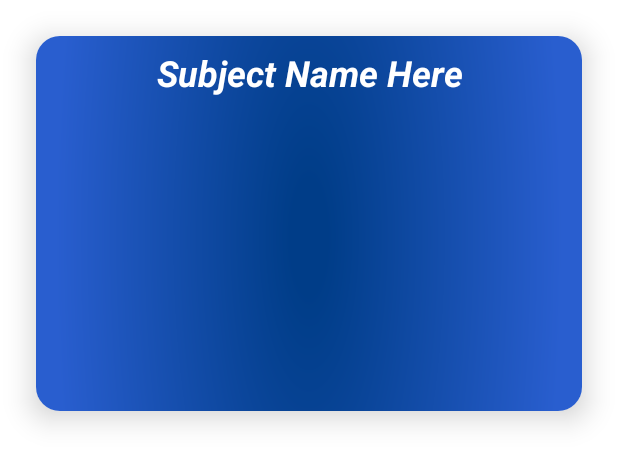
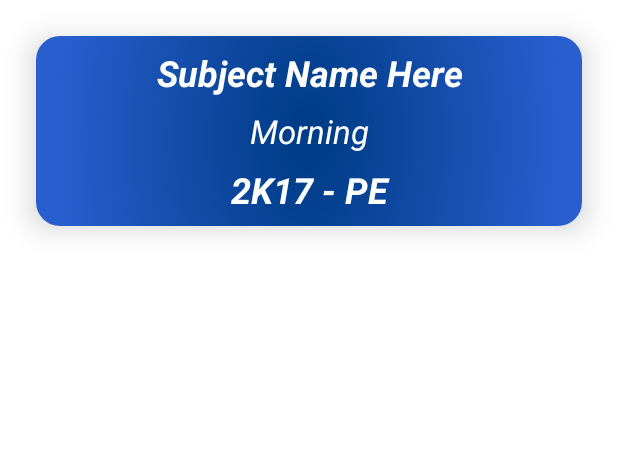
Before and after one commit to SagheerHussainZardari/VirtualClassRoom, an Android app: the layout layout_recycler_teacherclasses.xml on its own in the app's theme, with its tools: preview values and no code run, on a phone screen of 412 x 824 dp. Shown: the top 464 px of the screen. Run offline under Robolectric (Android 15) with nearby library versions, the phone set to English and light mode, and no system bars.

Commit message:
Database Backup 1.0 getting classes list for teacher

```diff
--- a/app/src/main/java/com/sagheerhussainzardari/virtualclassroom/TeacherFiles/Adapters/ClassesTaughtByThisTeacherAdapter.kt
+++ b/app/src/main/java/com/sagheerhussainzardari/virtualclassroom/TeacherFiles/Adapters/ClassesTaughtByThisTeacherAdapter.kt
@@ -29,6 +29,9 @@ public class ClassesTaughtByThisTeacherAdapter(
 
     override fun onBindViewHolder(holder: MyViewHolder, position: Int) {
         holder.view.tv_subjectNameTeacherClasses.text = list[position].subjectName
+        holder.view.tv_subjectTimeTeacherClasses.text = list[position].subjectTime
+        holder.view.tv_subjectBatchGroupTeacherClasses.text =
+            list[position].subjectBatch + " - " + list[position].subjectGroup
     }
 
 }
--- a/app/src/main/res/layout/fragment_teacher_home.xml
+++ b/app/src/main/res/layout/fragment_teacher_home.xml
@@ -12,4 +12,10 @@
         android:layout_height="match_parent" />
 
 
+    <include
+        android:id="@+id/pb_teachersClasses"
+        layout="@layout/progressbar_layout"
+        android:visibility="gone" />
+
+
 </FrameLayout>
--- a/app/src/main/res/layout/layout_recycler_teacherclasses.xml
+++ b/app/src/main/res/layout/layout_recycler_teacherclasses.xml
@@ -8,7 +8,7 @@
 
     <androidx.cardview.widget.CardView
         android:layout_width="match_parent"
-        android:layout_height="250dp"
+        android:layout_height="wrap_content"
         android:layout_margin="24dp"
         app:cardCornerRadius="16dp"
         app:cardElevation="12dp">
@@ -23,13 +23,58 @@
                 android:id="@+id/tv_subjectNameTeacherClasses"
                 android:layout_width="match_parent"
                 android:layout_height="wrap_content"
+                android:layout_alignParentStart="true"
+                android:layout_alignParentTop="true"
+                android:layout_alignParentEnd="true"
+                android:layout_marginStart="0dp"
                 android:layout_marginTop="8dp"
+                android:layout_marginEnd="0dp"
                 android:ellipsize="end"
                 android:gravity="center"
                 android:lines="1"
                 android:paddingLeft="8dp"
                 android:paddingRight="8dp"
                 android:text="Subject Name Here"
+                android:textColor="#fff"
+                android:textSize="24sp"
+                android:textStyle="bold|italic" />
+
+            <TextView
+                android:id="@+id/tv_subjectTimeTeacherClasses"
+                android:layout_width="match_parent"
+                android:layout_height="wrap_content"
+                android:layout_below="@id/tv_subjectNameTeacherClasses"
+                android:layout_alignParentStart="true"
+                android:layout_alignParentEnd="true"
+                android:layout_marginStart="0dp"
+                android:layout_marginTop="8dp"
+                android:layout_marginEnd="0dp"
+                android:ellipsize="end"
+                android:gravity="center"
+                android:lines="1"
+                android:paddingLeft="8dp"
+                android:paddingRight="8dp"
+                android:text="Morning"
+                android:textColor="#fff"
+                android:textSize="22sp"
+                android:textStyle="italic" />
+
+            <TextView
+                android:id="@+id/tv_subjectBatchGroupTeacherClasses"
+                android:layout_width="match_parent"
+                android:layout_height="wrap_content"
+                android:layout_below="@id/tv_subjectTimeTeacherClasses"
+                android:layout_alignParentStart="true"
+                android:layout_alignParentEnd="true"
+                android:layout_marginStart="0dp"
+                android:layout_marginTop="8dp"
+                android:layout_marginBottom="8dp"
+                android:ellipsize="end"
+                android:gravity="center"
+                android:lines="1"
+                android:paddingLeft="8dp"
+                android:paddingRight="8dp"
+                android:text="2K17 - PE"
                 android:textColor="#fff"
                 android:textSize="24sp"
                 android:textStyle="bold|italic" />
```
Also changed, not shown: app/src/main/java/com/sagheerhussainzardari/virtualclassroom/StudentFiles/StudentFragments/StudentCheckForClassesFragment.kt (+7 -0 lines), app/src/main/java/com/sagheerhussainzardari/virtualclassroom/StudentFiles/StudentHomeActivity.kt (+6 -1 lines), app/src/main/java/com/sagheerhussainzardari/virtualclassroom/TeacherFiles/TeacherFragments/TeacherHomeFragment.kt (+9 -1 lines).
